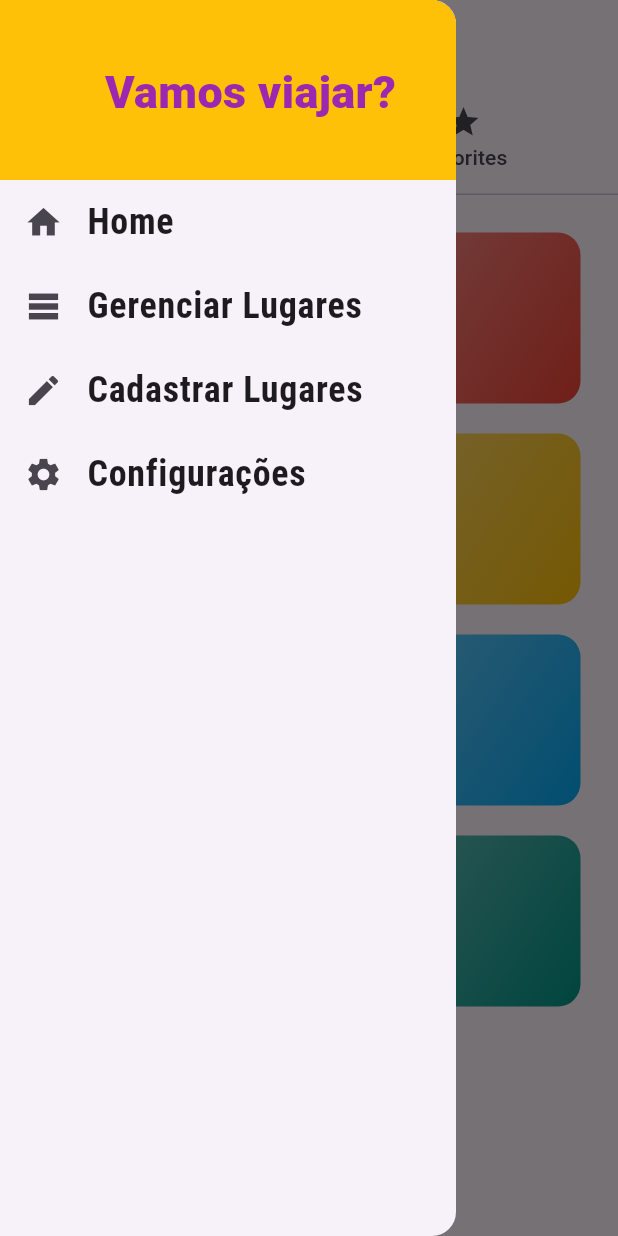
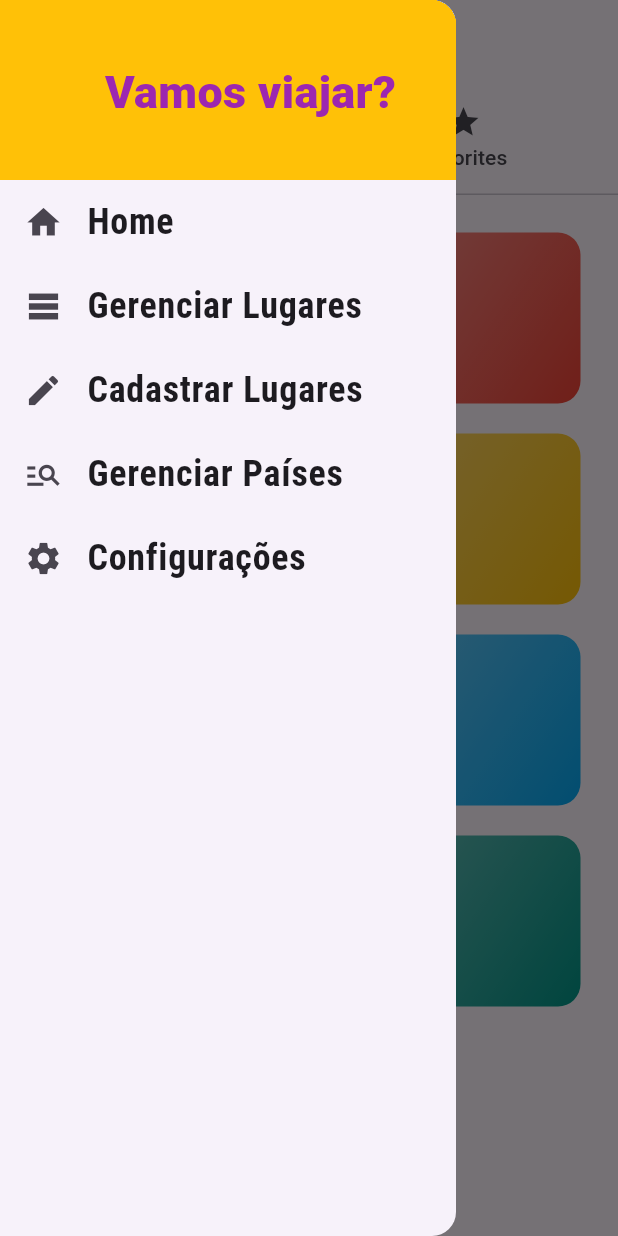
Before and after one commit to joaopaulopmedeiros/ddm-miniprojeto3, a Flutter app: the screen it shows after launch, with the side drawer open, on a phone screen of 412 x 824 dp. Run offline on Flutter 3.47's test engine with Material 3 defaults, Android fonts, the phone set to English and light mode, and no system bars.

Commit message:
feat: country management screen

```diff
--- a/lib/components/main_drawer.dart
+++ b/lib/components/main_drawer.dart
@@ -47,6 +47,8 @@ class MainDrawer extends StatelessWidget {
               () => Navigator.of(context).pushReplacementNamed(AppRoutes.PLACES_MANAGEMENT)),
           _createItem(Icons.create, 'Cadastrar Lugares',
               () => Navigator.of(context).pushReplacementNamed(AppRoutes.PLACES_ADD)),
+          _createItem(Icons.manage_search, 'Gerenciar Países',
+              () => Navigator.of(context).pushReplacementNamed(AppRoutes.COUNTRY_MANAGEMENT)),
           _createItem(
               Icons.settings,
               'Configurações',
--- a/lib/main.dart
+++ b/lib/main.dart
@@ -1,4 +1,5 @@
 import 'package:f03_lugares/providers/place.dart';
+import 'package:f03_lugares/screens/country_management_screen.dart';
 import 'package:f03_lugares/screens/place_management_screen.dart';
 import 'package:flutter/material.dart';
 import 'package:provider/provider.dart';
@@ -47,6 +48,7 @@ class MyApp extends StatelessWidget {
           AppRoutes.PLACES_DETAIL: (ctx) => const PlaceDetailScreen(),
           AppRoutes.PLACES_ADD: (ctx) => const AddPlaceScreen(),
           AppRoutes.PLACES_MANAGEMENT: (ctx) => const PlaceManagementScreen(),
+          AppRoutes.COUNTRY_MANAGEMENT: (ctx) => const CountryManagementScreen(),
           AppRoutes.SETTINGS: (ctx) => const SettingsScreen(),
         },
       ),
--- a/lib/utils/app_routes.dart
+++ b/lib/utils/app_routes.dart
@@ -1,6 +1,7 @@
 class AppRoutes {
   static const HOME = '/';
   static const COUNTRY_PLACES = '/country-places';
+  static const COUNTRY_MANAGEMENT = '/country-management';
   static const PLACES_DETAIL = '/place-detail';
   static const PLACES_ADD = '/place-add';
   static const PLACES_MANAGEMENT = '/place-management';
```
Also changed, not shown: lib/screens/country_management_screen.dart (added, +16 -0 lines).
